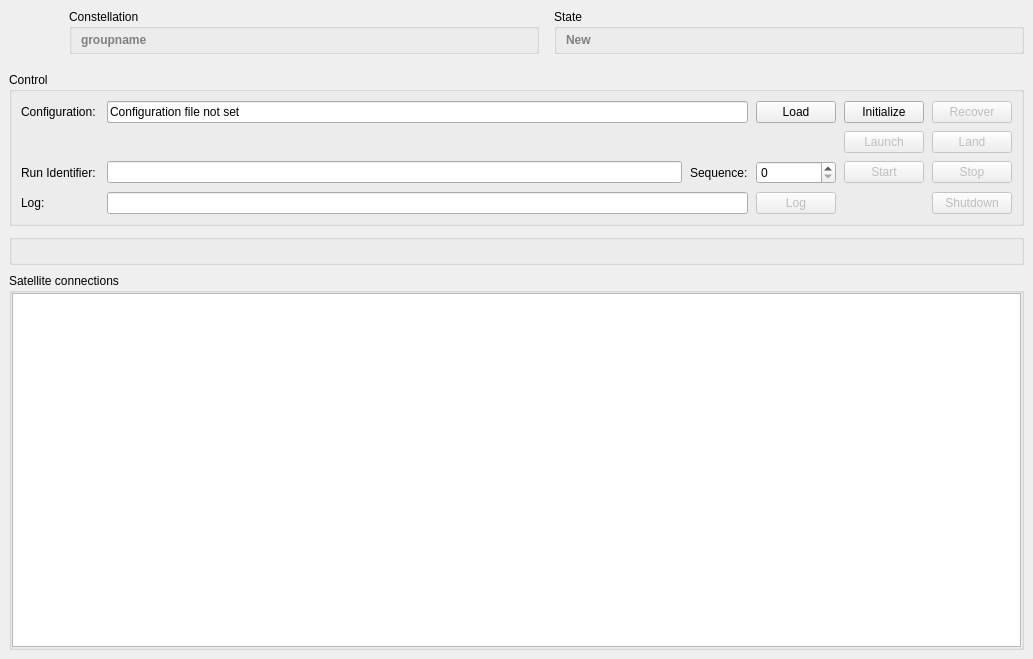
constellation-daq/Constellation, file cxx/controllers/Vintage/euRun.ui: the form before one commit.
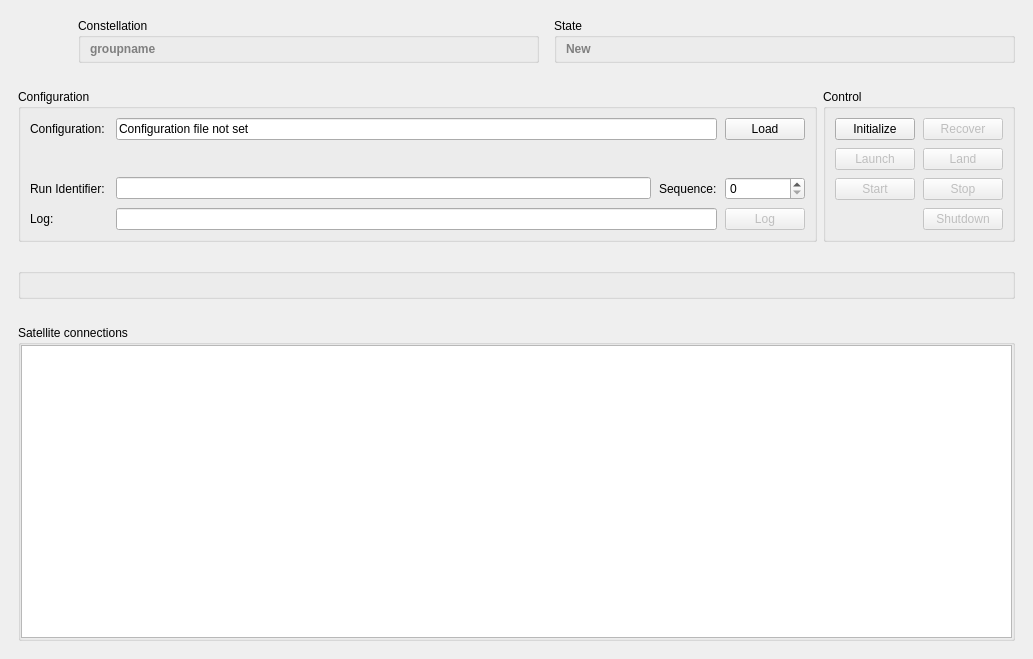
The form after the commit. Icons and pictures are not drawn.

Commit message: cxx/control/vintage: renaming and tab order

The edit to the form file:
```diff
--- a/cxx/controllers/Vintage/euRun.ui
+++ b/cxx/controllers/Vintage/euRun.ui
@@ -50,16 +50,16 @@
         <number>15</number>
        </property>
        <property name="leftMargin">
-        <number>0</number>
+        <number>9</number>
        </property>
        <property name="topMargin">
-        <number>0</number>
+        <number>9</number>
        </property>
        <property name="rightMargin">
-        <number>0</number>
+        <number>9</number>
        </property>
        <property name="bottomMargin">
-        <number>10</number>
+        <number>9</number>
        </property>
        <item>
         <widget class="QLabel" name="label_2">
@@ -158,11 +158,14 @@
      </widget>
     </item>
     <item>
+     <widget class="QWidget" name="controlWidget" native="true">
+      <layout class="QHBoxLayout" name="horizontalLayout_3">
+       <item>
      <widget class="QGroupBox" name="grpControl">
       <property name="title">
-       <string>Control</string>
-      </property>
-      <layout class="QGridLayout">
+          <string>Configuration</string>
+         </property>
+         <layout class="QGridLayout" name="_2">
        <property name="leftMargin">
         <number>9</number>
        </property>
@@ -178,22 +181,8 @@
        <property name="spacing">
         <number>8</number>
        </property>
-       <item row="0" column="2">
-        <widget class="QLineEdit" name="txtInitFileName">
-         <property name="text">
-          <string>initialisation file not set</string>
-         </property>
-        </widget>
-       </item>
-       <item row="2" column="0">
-        <widget class="QLabel" name="lblNextRunNumber">
-         <property name="text">
-          <string>Run Identifier: </string>
-         </property>
-        </widget>
-       </item>
-       <item row="3" column="6">
-        <widget class="QPushButton" name="btnTerminate">
+          <item row="4" column="4">
+           <widget class="QPushButton" name="btnLog">
          <property name="enabled">
           <bool>false</bool>
          </property>
@@ -201,57 +190,45 @@
           <string>Shutdown all satellites</string>
          </property>
          <property name="text">
-          <string>Shutdown</string>
+             <string>Log</string>
          </property>
         </widget>
        </item>
-       <item row="0" column="0">
-        <widget class="QLabel" name="lblConfig">
-         <property name="text">
-          <string>Configuration: </string>
-         </property>
-        </widget>
-       </item>
-       <item row="3" column="0">
-        <widget class="QLabel" name="lblLogmsg">
+          <item row="4" column="0">
+           <widget class="QLabel" name="labelLog">
          <property name="text">
           <string>Log: </string>
          </property>
         </widget>
        </item>
-       <item row="1" column="6">
-        <widget class="QPushButton" name="btnLand">
-         <property name="enabled">
-          <bool>false</bool>
-         </property>
-         <property name="sizePolicy">
-          <sizepolicy hsizetype="Minimum" vsizetype="Fixed">
-           <horstretch>0</horstretch>
-           <verstretch>0</verstretch>
-          </sizepolicy>
-         </property>
+          <item row="1" column="0">
+           <widget class="QWidget" name="spacer" native="true"/>
+          </item>
+          <item row="4" column="2" colspan="2">
+           <widget class="QLineEdit" name="txtLogmsg">
          <property name="toolTip">
-          <string>Land the constellation</string>
-         </property>
+             <string>Send a log message</string>
+            </property>
+           </widget>
+          </item>
+          <item row="0" column="0">
+           <widget class="QLabel" name="labelConfig">
          <property name="text">
-          <string>Land</string>
+             <string>Configuration: </string>
          </property>
         </widget>
        </item>
-       <item row="2" column="6">
-        <widget class="QPushButton" name="btnStop">
-         <property name="enabled">
-          <bool>false</bool>
-         </property>
-         <property name="toolTip">
-          <string>Stop the run</string>
-         </property>
+          <item row="0" column="2" colspan="2">
+           <widget class="QLineEdit" name="txtConfigFileName">
+            <property name="whatsThis">
+             <string extracomment="Configuration file - directly editable or through file dialog."/>
+            </property>
          <property name="text">
-          <string>Stop</string>
+             <string>Configuration file not set</string>
          </property>
         </widget>
        </item>
-       <item row="2" column="4">
+          <item row="3" column="4">
         <widget class="QSpinBox" name="runSequence">
          <property name="toolTip">
           <string>&lt;html&gt;&lt;head/&gt;&lt;body&gt;&lt;p&gt;Run sequence&lt;/p&gt;&lt;/body&gt;&lt;/html&gt;</string>
@@ -261,7 +238,56 @@
          </property>
         </widget>
        </item>
-       <item row="0" column="6">
+          <item row="3" column="3">
+           <widget class="QLabel" name="labelRunSeq">
+            <property name="text">
+             <string>Sequence:</string>
+            </property>
+           </widget>
+          </item>
+          <item row="0" column="4">
+           <widget class="QPushButton" name="btnLoadConf">
+            <property name="text">
+             <string>Load</string>
+            </property>
+           </widget>
+          </item>
+          <item row="3" column="0">
+           <widget class="QLabel" name="labelRunIdent">
+            <property name="text">
+             <string>Run Identifier: </string>
+            </property>
+           </widget>
+          </item>
+          <item row="3" column="2">
+           <widget class="QLineEdit" name="runIdentifier"/>
+          </item>
+         </layout>
+        </widget>
+       </item>
+       <item>
+        <widget class="QGroupBox" name="groupBox">
+         <property name="title">
+          <string>Control</string>
+         </property>
+         <layout class="QGridLayout" name="gridLayout">
+          <property name="spacing">
+           <number>8</number>
+          </property>
+          <item row="2" column="1">
+           <widget class="QPushButton" name="btnStop">
+            <property name="enabled">
+             <bool>false</bool>
+            </property>
+            <property name="toolTip">
+             <string>Stop the run</string>
+            </property>
+            <property name="text">
+             <string>Stop</string>
+            </property>
+           </widget>
+          </item>
+          <item row="0" column="1">
         <widget class="QPushButton" name="btnReset">
          <property name="enabled">
           <bool>false</bool>
@@ -274,14 +300,7 @@
          </property>
         </widget>
        </item>
-       <item row="0" column="5">
-        <widget class="QPushButton" name="btnInit">
-         <property name="text">
-          <string>Initialize</string>
-         </property>
-        </widget>
-       </item>
-       <item row="2" column="5">
+          <item row="2" column="0">
         <widget class="QPushButton" name="btnStart">
          <property name="enabled">
           <bool>false</bool>
@@ -294,30 +313,26 @@
          </property>
         </widget>
        </item>
-       <item row="2" column="3">
-        <widget class="QLabel" name="label">
-         <property name="text">
-          <string>Sequence:</string>
-         </property>
-        </widget>
-       </item>
-       <item row="3" column="4">
-        <widget class="QPushButton" name="btnLog">
+          <item row="1" column="1">
+           <widget class="QPushButton" name="btnLand">
          <property name="enabled">
           <bool>false</bool>
          </property>
+            <property name="sizePolicy">
+             <sizepolicy hsizetype="Minimum" vsizetype="Fixed">
+              <horstretch>0</horstretch>
+              <verstretch>0</verstretch>
+             </sizepolicy>
+            </property>
          <property name="toolTip">
           <string>Send a log message</string>
          </property>
          <property name="text">
-          <string>Log</string>
+             <string>Land</string>
          </property>
         </widget>
        </item>
-       <item row="2" column="2">
-        <widget class="QLineEdit" name="runIdentifier"/>
-       </item>
-       <item row="1" column="5">
+          <item row="1" column="0">
         <widget class="QPushButton" name="btnConfig">
          <property name="enabled">
           <bool>false</bool>
@@ -336,33 +351,35 @@
          </property>
         </widget>
        </item>
-       <item row="0" column="4">
-        <widget class="QPushButton" name="btnLoadConf">
+          <item row="0" column="0">
+           <widget class="QPushButton" name="btnInit">
          <property name="text">
-          <string>Load</string>
+             <string>Initialize</string>
          </property>
         </widget>
        </item>
-       <item row="3" column="2" colspan="2">
-        <widget class="QLineEdit" name="txtLogmsg">
+          <item row="3" column="1">
+           <widget class="QPushButton" name="btnShutdown">
+            <property name="enabled">
+             <bool>false</bool>
+            </property>
          <property name="toolTip">
-          <string>Send a log message</string>
-         </property>
-        </widget>
-       </item>
-       <item row="0" column="2" colspan="2">
-        <widget class="QLineEdit" name="txtConfigFileName">
-         <property name="whatsThis">
-          <string extracomment="Configuration file - directly editable or through file dialog."/>
+             <string>Shutdown all satellites</string>
          </property>
          <property name="text">
-          <string>Configuration file not set</string>
+             <string>Shutdown</string>
          </property>
         </widget>
        </item>
       </layout>
      </widget>
     </item>
+      </layout>
+     </widget>
+    </item>
+    <item>
+     <widget class="QWidget" name="statusWidget" native="true">
+      <layout class="QVBoxLayout" name="verticalLayout_2">
     <item>
      <widget class="QGroupBox" name="grpStatus">
       <layout class="QGridLayout">
@@ -390,14 +407,20 @@
       </layout>
      </widget>
     </item>
+      </layout>
+     </widget>
+    </item>
+    <item>
+     <widget class="QWidget" name="connectionWidget" native="true">
+      <layout class="QVBoxLayout" name="verticalLayout">
     <item>
      <widget class="QGroupBox" name="grpConnections">
       <property name="title">
        <string>Satellite connections</string>
       </property>
-      <layout class="QVBoxLayout">
+         <layout class="QVBoxLayout" stretch="0">
        <property name="spacing">
-        <number>4</number>
+           <number>8</number>
        </property>
        <property name="leftMargin">
         <number>0</number>
@@ -429,6 +452,9 @@
     </item>
    </layout>
   </widget>
+    </item>
+   </layout>
+  </widget>
   <widget class="QMenuBar" name="menubar">
    <property name="geometry">
     <rect>
```
Left out of the diff: 32 changed lines with no effect on the pictures. Lines whose indentation alone changed are shown as unchanged. The commit also changes 2 other files.
